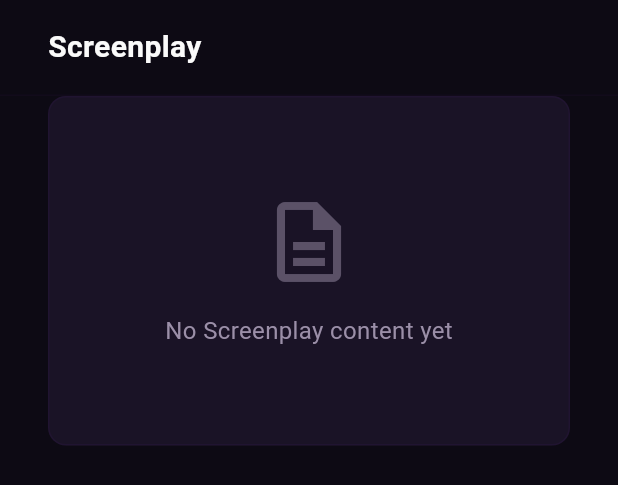
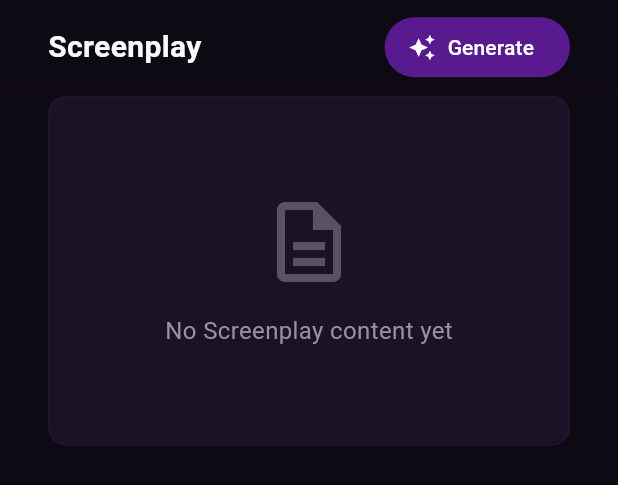
Before and after one commit to vpdevportal/yashvi-media-studio, a Flutter app: the EpisodeScreenplayTab widget shown alone on an empty page, opened directly, on a phone screen of 412 x 824 dp. Shown: the top 485 px of the screen. Run offline on Flutter 3.47's test engine with Material 3 defaults, Android fonts, the phone set to English and light mode, and no system bars; network calls fail; Roboto replaces fonts that are missing (SF Pro Display).

Commit message:
feat(frontend): add Generate button to screenplay tab PageTopBar

```diff
--- a/apps/frontend/lib/pages/episode_detail/episode_screenplay_tab.dart
+++ b/apps/frontend/lib/pages/episode_detail/episode_screenplay_tab.dart
@@ -1,16 +1,34 @@
 import 'package:flutter/material.dart';
+import '../../core/theme/app_colors.dart';
 import '../../widgets/page_top_bar.dart';
 import 'episode_empty_state.dart';
 
 class EpisodeScreenplayTab extends StatelessWidget {
   const EpisodeScreenplayTab({super.key});
 
+  void _handleGenerate() {
+    // TODO: Implement screenplay generation logic
+  }
+
   @override
   Widget build(BuildContext context) {
-    return const Column(
+    return Column(
       children: [
-        PageTopBar(title: 'Screenplay'),
-        Expanded(
+        PageTopBar(
+          title: 'Screenplay',
+          actions: [
+            ElevatedButton.icon(
+              onPressed: _handleGenerate,
+              icon: const Icon(Icons.auto_awesome, size: 18),
+              label: const Text('Generate'),
+              style: ElevatedButton.styleFrom(
+                backgroundColor: AppColors.primary,
+                foregroundColor: Colors.white,
+              ),
+            ),
+          ],
+        ),
+        const Expanded(
           child: SingleChildScrollView(
             padding: EdgeInsets.fromLTRB(32, 0, 32, 32),
             child: EpisodeEmptyState(
```
